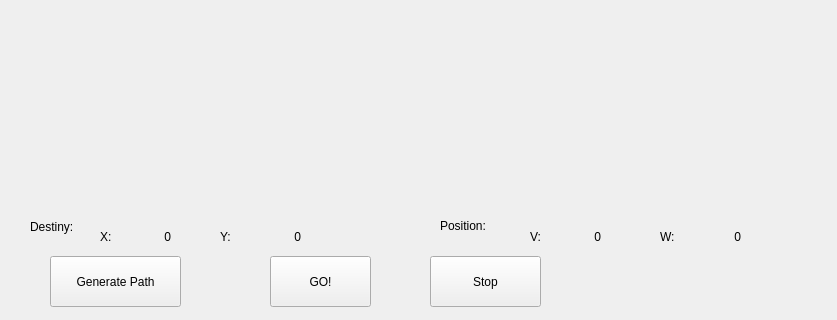
Qt form Practices of robotics/global_navigation/gui/teleTaxigui.ui (RoboticsLabURJC/2016-tfg-vanessa-fernandez) before a commit; both pictures show x 0 to 837 and y 214 to 534 of the 837 by 534 pixel window.
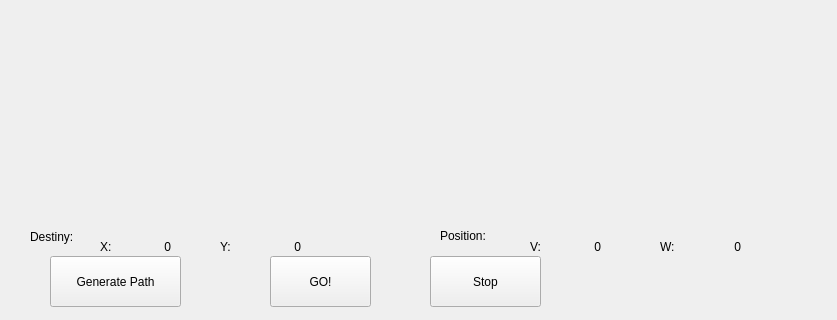
The same form after that commit. Icons and pictures are not drawn.

What changed in the file:
```diff
--- a/Practices of robotics/global_navigation/gui/teleTaxigui.ui
+++ b/Practices of robotics/global_navigation/gui/teleTaxigui.ui
@@ -31,8 +31,8 @@
      <rect>
       <x>20</x>
       <y>40</y>
-      <width>401</width>
-      <height>391</height>
+      <width>410</width>
+      <height>410</height>FW
      </rect>
     </property>
     <layout class="QVBoxLayout" name="mapLayout"/>
@@ -42,8 +42,8 @@
      <rect>
       <x>440</x>
       <y>40</y>
-      <width>371</width>
-      <height>391</height>
+      <width>400</width>
+      <height>400</height>
      </rect>
     </property>
     <layout class="QVBoxLayout" name="tlLayout"/>
@@ -99,7 +99,7 @@
     <property name="geometry">
      <rect>
       <x>30</x>
-      <y>430</y>
+      <y>440</y>
       <width>61</width>
       <height>21</height>
      </rect>
@@ -112,7 +112,7 @@
     <property name="geometry">
      <rect>
       <x>100</x>
-      <y>440</y>
+      <y>450</y>
       <width>21</width>
       <height>21</height>
      </rect>
@@ -125,7 +125,7 @@
     <property name="geometry">
      <rect>
       <x>220</x>
-      <y>440</y>
+      <y>450</y>
       <width>21</width>
       <height>21</height>
      </rect>
@@ -138,7 +138,7 @@
     <property name="geometry">
      <rect>
       <x>440</x>
-      <y>430</y>
+      <y>440</y>
       <width>61</width>
       <height>20</height>
      </rect>
@@ -151,7 +151,7 @@
     <property name="geometry">
      <rect>
       <x>530</x>
-      <y>440</y>
+      <y>450</y>
       <width>21</width>
       <height>21</height>
      </rect>
@@ -164,7 +164,7 @@
     <property name="geometry">
      <rect>
       <x>130</x>
-      <y>440</y>
+      <y>450</y>
       <width>41</width>
       <height>21</height>
      </rect>
@@ -180,7 +180,7 @@
     <property name="geometry">
      <rect>
       <x>560</x>
-      <y>440</y>
+      <y>450</y>
       <width>41</width>
       <height>21</height>
      </rect>
@@ -196,7 +196,7 @@
     <property name="geometry">
      <rect>
       <x>260</x>
-      <y>440</y>
+      <y>450</y>
       <width>41</width>
       <height>21</height>
      </rect>
@@ -212,7 +212,7 @@
     <property name="geometry">
      <rect>
       <x>700</x>
-      <y>440</y>
+      <y>450</y>
       <width>41</width>
       <height>21</height>
      </rect>
@@ -228,7 +228,7 @@
     <property name="geometry">
      <rect>
       <x>660</x>
-      <y>440</y>
+      <y>450</y>
       <width>21</width>
       <height>21</height>
      </rect>
```
